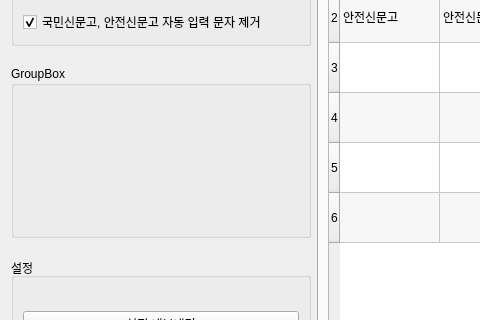
suime/text_dash, file src/ui/Dictionary.ui: the form before one commit; both pictures show x 0 to 480 and y 150 to 470 of the 994 by 600 pixel window.
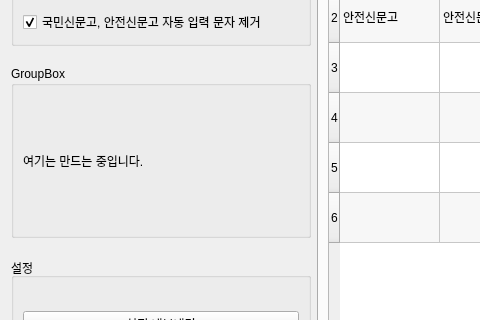
The form after the commit.

```diff
--- a/src/ui/Dictionary.ui
+++ b/src/ui/Dictionary.ui
@@ -98,6 +98,15 @@
        <property name="title">
         <string>GroupBox</string>
        </property>
+       <layout class="QHBoxLayout" name="horizontalLayout_2">
+        <item>
+         <widget class="QLabel" name="label_4">
+          <property name="text">
+           <string>여기는 만드는 중입니다.</string>
+          </property>
+         </widget>
+        </item>
+       </layout>
       </widget>
      </item>
      <item row="2" column="0">
```
